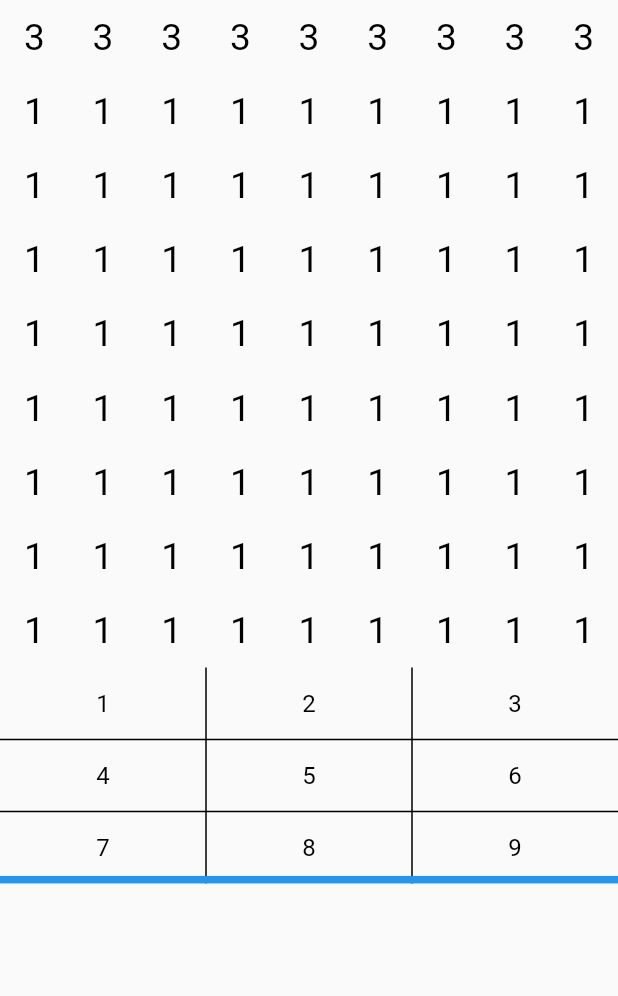
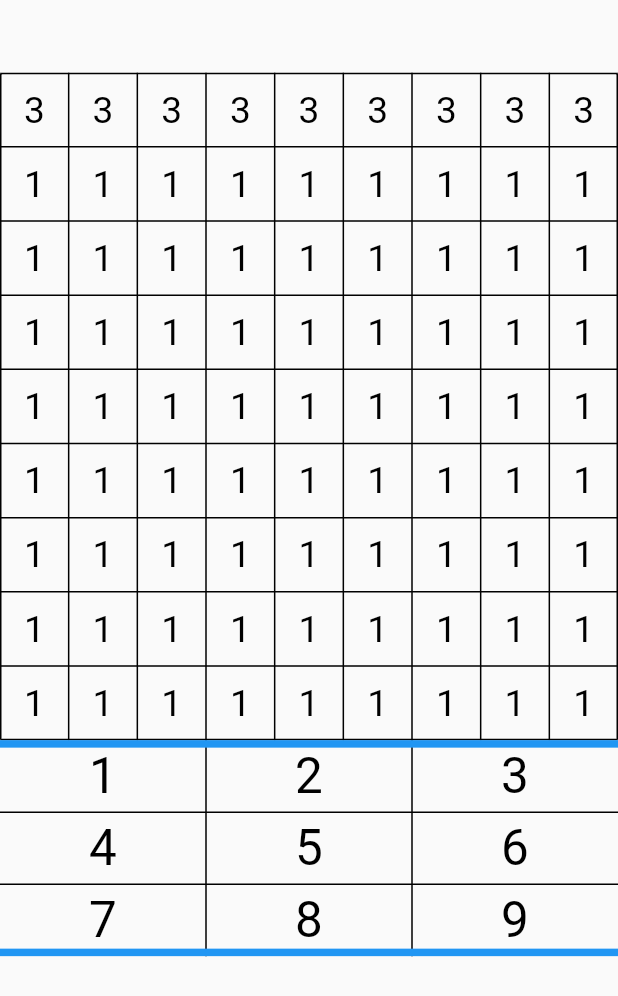
Before and after one commit to Shhwip/sudoku-app, a Flutter app: the screen it shows after launch, on a phone screen of 412 x 824 dp. Shown: the top 996 px of the screen. Run offline on Flutter 3.47's test engine with Material 2 defaults, Android fonts, the phone set to English and light mode, and no system bars.

Commit message:
fixed number selector to be more aesthetic

```diff
--- a/lib/main.dart
+++ b/lib/main.dart
@@ -50,9 +50,13 @@ class MyStatelessWidget extends StatelessWidget {
     return Column(
       mainAxisAlignment: MainAxisAlignment.start,
       children: [
-        Align(
-          alignment: Alignment.topCenter,
+        Padding(
+          padding: EdgeInsets.only(top: SizeConfig.screenHeight / 17),
           child: Table(
+            border: TableBorder.all(
+              color: Colors.black,
+              width: 1,
+            ),
             columnWidths: const <int, TableColumnWidth>{
               0: FlexColumnWidth(),
               1: FlexColumnWidth(),
@@ -188,6 +192,7 @@ class MyStatelessWidget extends StatelessWidget {
         ),
         Table(
           border: const TableBorder(
+              top: BorderSide(color: Colors.blue, width: 5),
               horizontalInside: BorderSide(color: Colors.black, width: 1),
               verticalInside: BorderSide(color: Colors.black, width: 1),
               bottom: BorderSide(color: Colors.blue, width: 5)),
@@ -262,36 +267,24 @@ class _NumBarButtonState extends State<NumBarButton> {
     isFocused = (Provider.of<SelectedNum>(context).getNum().toString() ==
         widget.displayNum);
     if (isFocused) {
-      return Stack(
-        children: <Widget>[
-          Container(
-            decoration: const BoxDecoration(
-              gradient: LinearGradient(
-                colors: <Color>[
-                  Color(0xFF0D47A1),
-                  Color(0xFF1976D2),
-                  Color(0xFF42A5F5),
-                ],
-              ),
-            ),
-          ),
-          TextButton(
-            style: TextButton.styleFrom(
-              padding: const EdgeInsets.all(16.0),
-              primary: Colors.white,
-              textStyle: const TextStyle(fontSize: 20),
-            ),
-            onPressed: null,
-            child: Text(widget.displayNum),
-          ),
-        ],
+      return TextButton(
+        style: TextButton.styleFrom(
+          padding: const EdgeInsets.all(0),
+          primary: Colors
+              .blueGrey, // as long as onPressed is null it will actually just be grey
+          textStyle:
+              TextStyle(fontSize: MediaQuery.of(context).size.height * 0.05),
+        ),
+        onPressed: null,
+        child: Text(widget.displayNum),
       );
     } else {
       return TextButton(
         style: TextButton.styleFrom(
           padding: const EdgeInsets.all(0),
           primary: Colors.black,
-          textStyle: const TextStyle(fontSize: 16),
+          textStyle:
+              TextStyle(fontSize: MediaQuery.of(context).size.height * 0.04),
         ),
         onPressed: _selectNum,
         child: Text(widget.displayNum),
```
